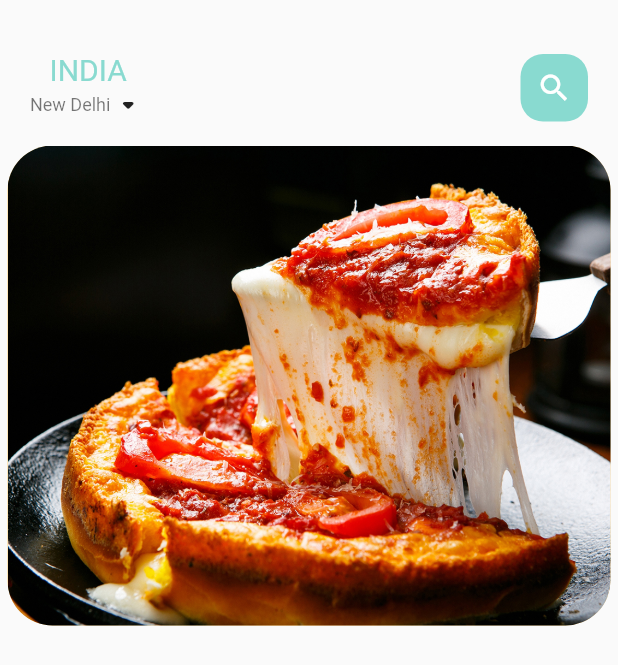
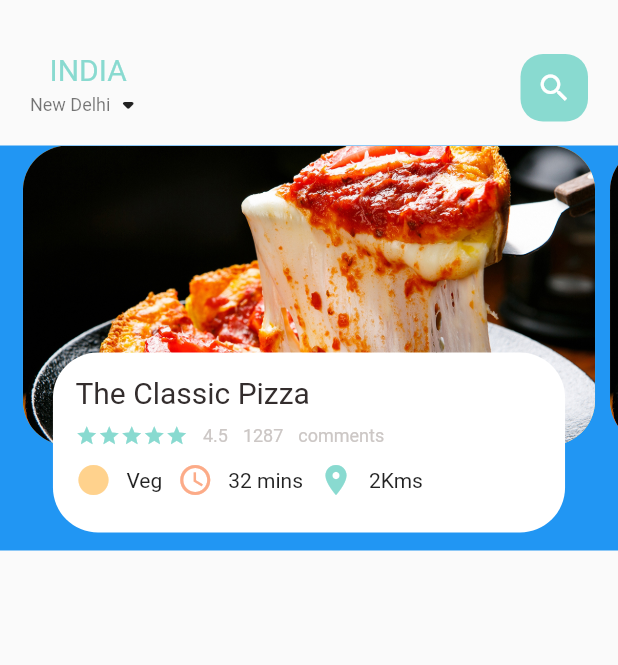
Before and after one commit to Ketan-Goyal/go_foodz, a Flutter app: the screen it shows after launch, on a phone screen of 412 x 824 dp. Shown: the top 665 px of the screen. Run offline on Flutter 3.47's test engine with Material 2 defaults, Android fonts, the phone set to English and light mode, and no system bars.

Commit message:
11/6/22 noon

```diff
--- a/lib/home/food_page_body.dart
+++ b/lib/home/food_page_body.dart
@@ -1,4 +1,8 @@
 import 'package:flutter/material.dart';
+import 'package:go_foodz/colors.dart';
+import 'package:go_foodz/widgets/IconAndTextWidget.dart';
+import 'package:go_foodz/widgets/big_text.dart';
+import 'package:go_foodz/widgets/small%20text.dart';
 
 class FoodPageBody extends StatefulWidget {
   const FoodPageBody({Key? key}) : super(key: key);
@@ -8,11 +12,14 @@ class FoodPageBody extends StatefulWidget {
 }
 
 class _FoodPageBodyState extends State<FoodPageBody> {
+  PageController pageController = PageController(viewportFraction: 0.95);
   @override
   Widget build(BuildContext context) {
     return Container(
-      height: 320,
+      height: 270,
+      color: Colors.blue,
       child: PageView.builder(
+          controller: pageController,
           itemCount: 5,
           itemBuilder: (context, position) {
             return _buildPageItem(position);
@@ -21,14 +28,95 @@ class _FoodPageBodyState extends State<FoodPageBody> {
   }
 
   Widget _buildPageItem(int index) {
-    return Container(
-      height: 220,
-      margin: EdgeInsets.only(left: 5, right: 5),
-      decoration: BoxDecoration(
-          borderRadius: BorderRadius.circular(30),
-          color: index.isEven ? Color(0xFFffd379) : Color(0xFFfcab88),
-          image: DecorationImage(
-              fit: BoxFit.cover, image: AssetImage("assets/images/food1.jpg"))),
-    );
+    return Stack(children: [
+      Container(
+        height: 200,
+        margin: EdgeInsets.only(left: 5, right: 5),
+        decoration: BoxDecoration(
+            borderRadius: BorderRadius.circular(30),
+            color: index.isEven ? Color(0xFFffd379) : Color(0xFFfcab88),
+            image: DecorationImage(
+                fit: BoxFit.cover,
+                image: AssetImage("assets/images/food1.jpg"))),
+      ),
+      Align(
+        alignment: Alignment.bottomCenter,
+        child: Container(
+          height: 120,
+          margin: EdgeInsets.only(left: 25, right: 25, bottom: 12),
+          decoration: BoxDecoration(
+            borderRadius: BorderRadius.circular(30),
+            color: Colors.white,
+          ),
+          child: Container(
+            padding: EdgeInsets.only(left: 15, right: 15, top: 15),
+            child: Column(
+              crossAxisAlignment: CrossAxisAlignment.start,
+              children: [
+                BigText(text: "The Classic Pizza"),
+                SizedBox(height: 10),
+                Row(
+                  // mainAxisAlignment: MainAxisAlignment.spaceBetween,
+                  children: [
+                    Wrap(
+                      children: List.generate(
+                        5,
+                        (index) => Icon(
+                          Icons.star,
+                          color: AppColors.mainColor,
+                          size: 15,
+                        ),
+                      ),
+                    ),
+                    SizedBox(
+                      width: 10,
+                    ),
+                    SmallText(
+                      text: "4.5",
+                    ),
+                    SizedBox(
+                      width: 10,
+                    ),
+                    SmallText(text: "1287"),
+                    SizedBox(
+                      width: 10,
+                    ),
+                    SmallText(text: "comments"),
+                  ],
+                ),
+                SizedBox(
+                  height: 10,
+                ),
+                Row(
+                  children: [
+                    iconsAndTextWidget(
+                      icon: Icons.circle_sharp,
+                      iconColor: AppColors.iconColor1,
+                      text: "Veg",
+                    ),
+                    SizedBox(
+                      width: 10,
+                    ),
+                    iconsAndTextWidget(
+                      icon: Icons.access_time_sharp,
+                      iconColor: AppColors.iconColor2,
+                      text: "32 mins",
+                    ),
+                    SizedBox(
+                      width: 10,
+                    ),
+                    iconsAndTextWidget(
+                      icon: Icons.location_on_sharp,
+                      iconColor: AppColors.mainColor,
+                      text: "2Kms",
+                    ),
+                  ],
+                )
+              ],
+            ),
+          ),
+        ),
+      ),
+    ]);
   }
 }
--- /dev/null
+++ b/lib/widgets/IconAndTextWidget.dart
@@ -0,0 +1,28 @@
+import 'package:flutter/cupertino.dart';
+
+class iconsAndTextWidget extends StatelessWidget {
+  final IconData icon;
+  final String text;
+
+  final Color iconColor;
+  const iconsAndTextWidget(
+      {Key? key,
+      required this.icon,
+      required this.text,
+      required this.iconColor})
+      : super(key: key);
+
+  @override
+  Widget build(BuildContext context) {
+    return Row(
+      children: [
+        Icon(
+          icon,
+          color: iconColor,
+        ),
+        SizedBox(width: 10),
+        Text(text),
+      ],
+    );
+  }
+}
```
